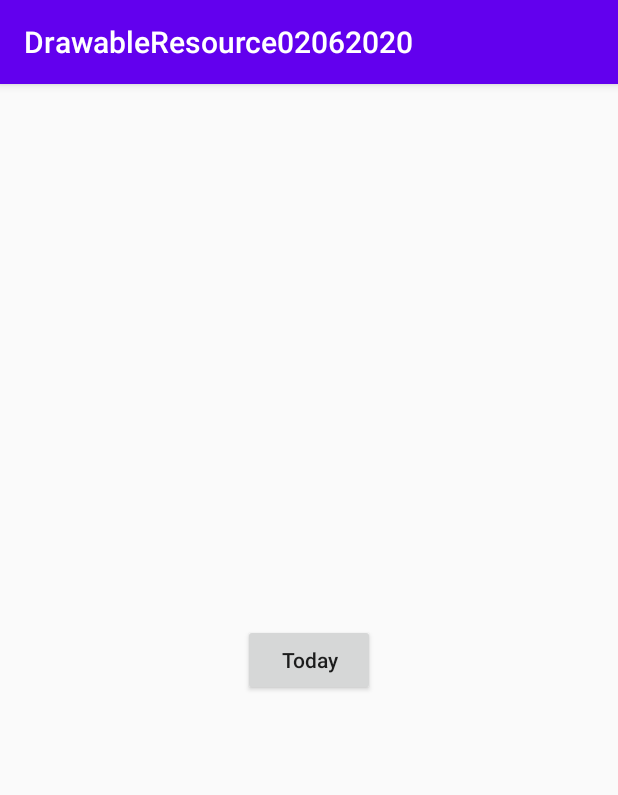
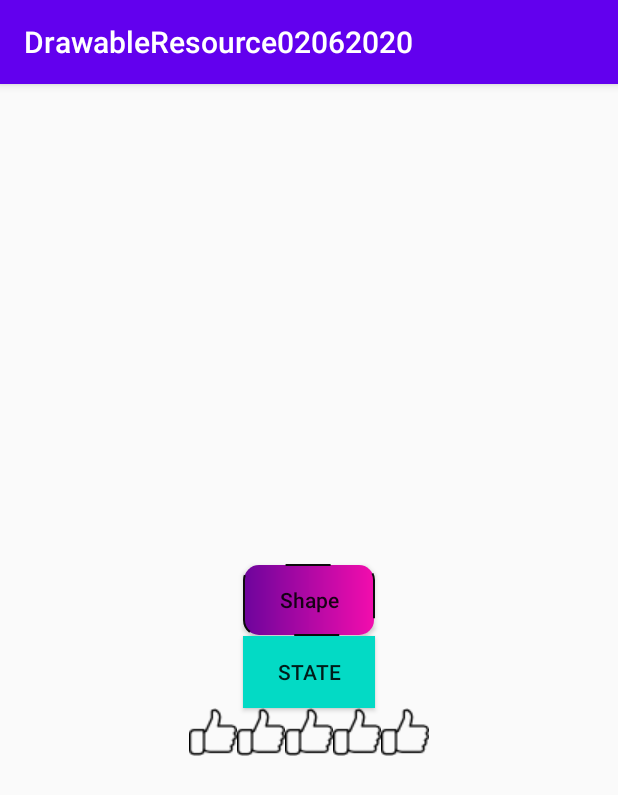
Before and after one commit to phamtanphat/DrawableResource02062020, an Android app: the screen it shows after launch (MainActivity), on a phone screen of 412 x 824 dp. Shown: the top 795 px of the screen. Run offline under Robolectric (Android 15) with nearby library versions, the phone set to English and light mode, and no system bars.

Commit message:
custom ratingbar

```diff
--- a/app/src/main/res/drawable/bg_button_shape.xml
+++ b/app/src/main/res/drawable/bg_button_shape.xml
@@ -1,5 +1,17 @@
 <?xml version="1.0" encoding="utf-8"?>
 <shape
+    android:shape="rectangle"
     xmlns:android="http://schemas.android.com/apk/res/android">
 
+    <corners android:radius="10dp"/>
+    <solid android:color="#FF8B85"/>
+    <gradient
+        android:angle="360"
+        android:startColor="#6D049C"
+        android:endColor="#F30DAD"/>
+    <stroke
+        android:dashGap="30dp"
+        android:dashWidth="30dp"
+        android:width="1dp"
+        android:color="#0C0C0C"/>
 </shape>
--- /dev/null
+++ b/app/src/main/res/drawable/bg_button_state.xml
@@ -0,0 +1,10 @@
+<?xml version="1.0" encoding="utf-8"?>
+<selector xmlns:android="http://schemas.android.com/apk/res/android">
+
+    <item
+        android:drawable="@color/colorPrimaryDark"
+        android:state_pressed="true" />
+
+    <item
+        android:drawable="@color/colorAccent" />
+</selector>
--- /dev/null
+++ b/app/src/main/res/drawable/bg_rating_full.xml
@@ -0,0 +1,12 @@
+<?xml version="1.0" encoding="utf-8"?>
+<layer-list xmlns:android="http://schemas.android.com/apk/res/android">
+    <item
+        android:id="@android:id/background"
+        android:drawable="@drawable/bg_rating_unliked" />
+    <item
+        android:id="@android:id/secondaryProgress"
+        android:drawable="@drawable/bg_rating_unliked" />
+    <item
+        android:id="@android:id/progress"
+        android:drawable="@drawable/bg_rating_liked" />
+</layer-list>
--- /dev/null
+++ b/app/src/main/res/drawable/bg_rating_liked.xml
@@ -0,0 +1,13 @@
+<?xml version="1.0" encoding="utf-8"?>
+<selector
+    xmlns:android="http://schemas.android.com/apk/res/android">
+
+    <item android:state_pressed="true"
+        android:drawable="@drawable/ic_liked"/>
+    <item android:state_selected="true"
+        android:drawable="@drawable/ic_liked"/>
+    <item android:state_focused="true"
+        android:drawable="@drawable/ic_liked"/>
+
+    <item android:drawable="@drawable/ic_liked"/>
+</selector>
--- /dev/null
+++ b/app/src/main/res/drawable/bg_rating_unliked.xml
@@ -0,0 +1,11 @@
+<?xml version="1.0" encoding="utf-8"?>
+<selector xmlns:android="http://schemas.android.com/apk/res/android">
+    <item android:state_pressed="true"
+        android:drawable="@drawable/ic_unliked"/>
+    <item android:state_selected="true"
+        android:drawable="@drawable/ic_unliked"/>
+    <item android:state_focused="true"
+        android:drawable="@drawable/ic_unliked"/>
+
+    <item android:drawable="@drawable/ic_unliked"/>
+</selector>
--- a/app/src/main/res/layout/activity_main.xml
+++ b/app/src/main/res/layout/activity_main.xml
@@ -6,12 +6,26 @@
     android:layout_width="match_parent"
     android:layout_height="match_parent"
     android:gravity="center"
+    android:orientation="vertical"
     tools:context=".MainActivity">
 
 <!--    #FF8B85-->
     <Button
+        android:background="@drawable/bg_button_shape"
         android:textAllCaps="false"
-        android:text="Today"
+        android:text="Shape"
+        android:layout_width="wrap_content"
+        android:layout_height="wrap_content"/>
+    <Button
+        android:background="@drawable/bg_button_state"
+        android:text="State"
+        android:layout_width="wrap_content"
+        android:layout_height="wrap_content"/>
+    <RatingBar
+        android:stepSize="0.1"
+        android:maxHeight="40dp"
+        android:minHeight="30dp"
+        android:progressDrawable="@drawable/bg_rating_full"
         android:layout_width="wrap_content"
         android:layout_height="wrap_content"/>
 
--- a/app/src/main/res/values/styles.xml
+++ b/app/src/main/res/values/styles.xml
@@ -7,4 +7,5 @@
         <item name="colorAccent">@color/colorAccent</item>
     </style>
 
+
 </resources>
```
Also changed, not shown: app/src/main/res/drawable/ic_liked.png (added), app/src/main/res/drawable/ic_unliked.png (added).
